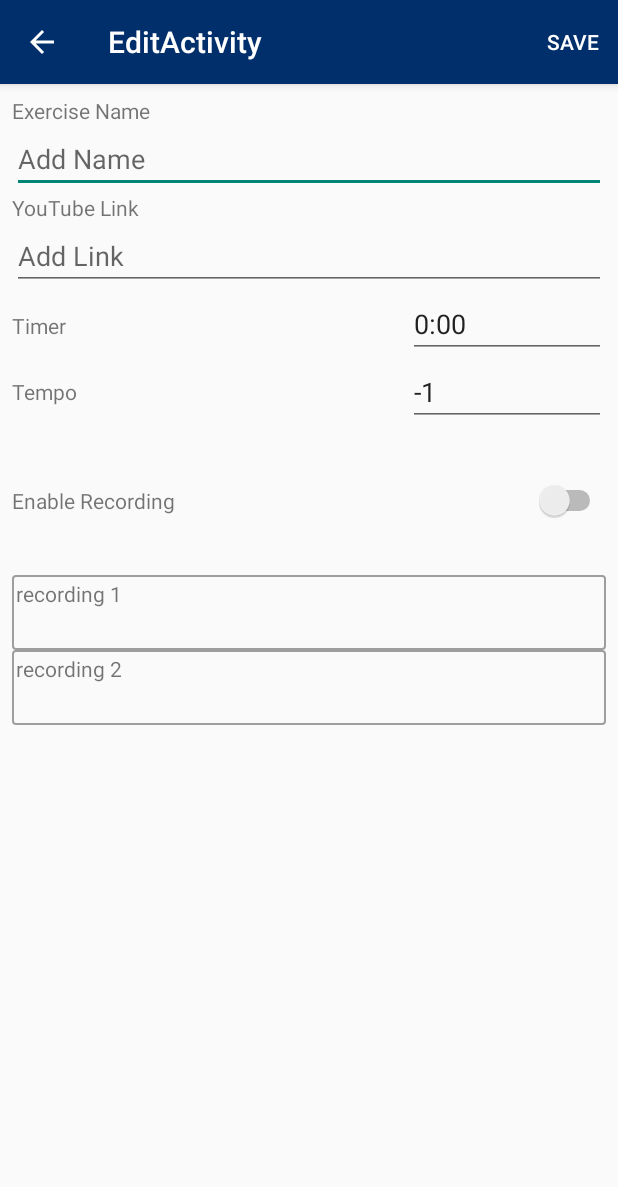
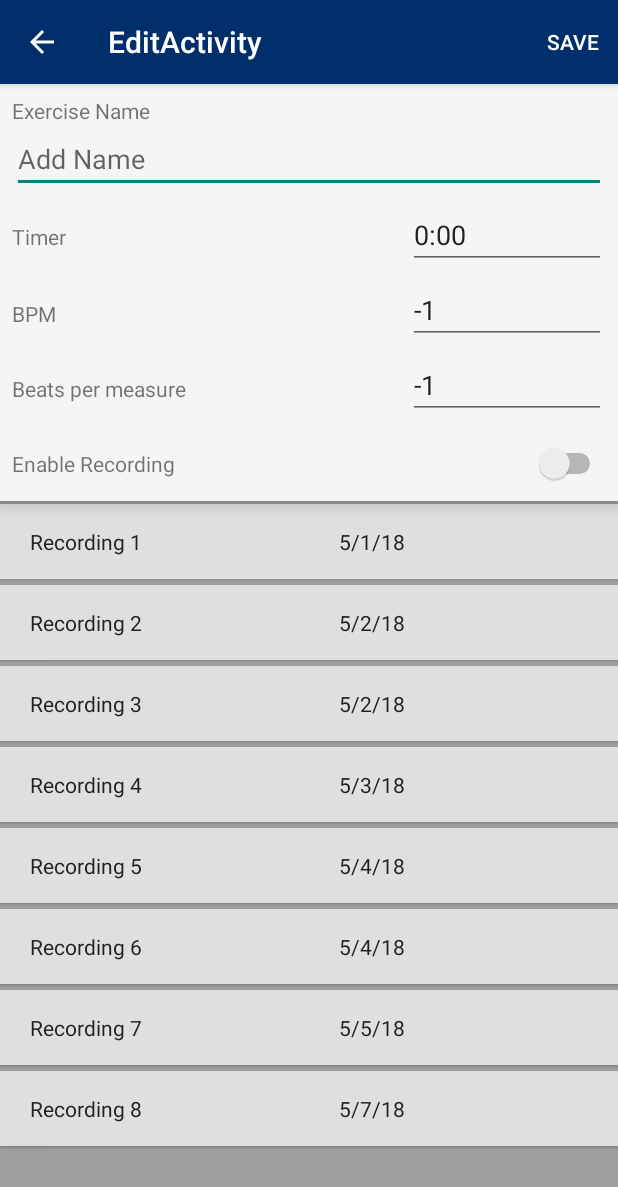
Before and after one commit to tyler-lienhardt/PracticeTime, an Android app: the EditActivity screen opened directly, with no data from a screen before it, on a phone screen of 412 x 824 dp. Shown: the top 1187 px of the screen. Run offline under Robolectric (Android 15) with nearby library versions, the phone set to English and light mode, and no system bars.

Commit message:
-Added changeable 'beats per measure' -swapped MediaPlayer for SoundPool

```diff
--- a/app/src/main/AndroidManifest.xml
+++ b/app/src/main/AndroidManifest.xml
@@ -27,7 +27,7 @@
             android:name=".EditActivity"
             android:label="@string/title_activity_edit"
             android:parentActivityName="com.tylerlienhardt.practicetime.MainActivity"
-            android:windowSoftInputMode="stateHidden"
+            android:windowSoftInputMode="adjustPan"
             android:theme="@style/Theme.AppCompat.Light.NoActionBar"></activity>
     </application>
 
--- a/app/src/main/java/com/tylerlienhardt/practicetime/DragHelper.java
+++ b/app/src/main/java/com/tylerlienhardt/practicetime/DragHelper.java
@@ -7,7 +7,6 @@ import android.support.v7.widget.helper.ItemTouchHelper;
  * Created by Tyler on 4/13/2018.
  */
 
-//TODO question, what is a callback?
 public class DragHelper extends ItemTouchHelper.Callback{
 
     private ActionCompletionContract contract;
@@ -19,7 +18,6 @@ public class DragHelper extends ItemTouchHelper.Callback{
     @Override
     public int getMovementFlags(RecyclerView recyclerView, RecyclerView.ViewHolder viewHolder) {
 
-        //TODO question: what is this line of code doing?
         int dragFlags = ItemTouchHelper.UP | ItemTouchHelper.DOWN;
 
         return makeMovementFlags(dragFlags, 0);
--- a/app/src/main/java/com/tylerlienhardt/practicetime/EditActivity.java
+++ b/app/src/main/java/com/tylerlienhardt/practicetime/EditActivity.java
@@ -24,6 +24,7 @@ public class EditActivity extends AppCompatActivity {
     private EditText nameField;
     private EditText timeField;
     private EditText tempoField;
+    private EditText measureField;
 
     private ArrayList<Recording> recordingList = new ArrayList<Recording>();
 
@@ -55,7 +56,9 @@ public class EditActivity extends AppCompatActivity {
         tempoField = findViewById(R.id.edit_tempo_field);
         tempoField.setText(String.valueOf(intent.getIntExtra("tempo", -1)));
 
-        //FIXME Sample recordings
+        measureField = findViewById(R.id.edit_measure_field);
+        measureField.setText(String.valueOf(intent.getIntExtra("measure", -1)));
+
         createSampleRecordings();
 
         //RECORDING RECYCLER VIEW
@@ -94,16 +97,16 @@ public class EditActivity extends AppCompatActivity {
 
                 Intent intent = new Intent(EditActivity.this, MainActivity.class);
 
-
                 intent.putExtra("name", nameField.getText().toString());
-
                 long time = Timer.stringToTime(timeField.getText().toString());
                 intent.putExtra("time", time);
-
                 intent.putExtra("tempo", Integer.valueOf(tempoField.getText().toString()).intValue());
+                intent.putExtra("measure", Integer.valueOf(measureField.getText().toString()).intValue());
 
                 setResult(MainActivity.EDIT_EXERCISE_RESULT_SAVE, intent);
+                Toast.makeText(this, "Saved", Toast.LENGTH_SHORT).show();
                 finish();
+                return true;
 
             default:
                 return true;
@@ -112,10 +115,23 @@ public class EditActivity extends AppCompatActivity {
     }
 
     public void createSampleRecordings() {
-        Recording rec1 = new Recording("recording 1");
-        Recording rec2 = new Recording("recording 2");
+        Recording rec1 = new Recording("Recording 1", "5/1/18");
+        Recording rec2 = new Recording("Recording 2", "5/2/18");
+        Recording rec3 = new Recording("Recording 3", "5/2/18");
+        Recording rec4 = new Recording("Recording 4", "5/3/18");
+        Recording rec5 = new Recording("Recording 5", "5/4/18");
+        Recording rec6 = new Recording("Recording 6", "5/4/18");
+        Recording rec7 = new Recording("Recording 7", "5/5/18");
+        Recording rec8 = new Recording("Recording 8", "5/7/18");
 
         recordingList.add(rec1);
         recordingList.add(rec2);
+        recordingList.add(rec3);
+        recordingList.add(rec4);
+        recordingList.add(rec5);
+        recordingList.add(rec6);
+        recordingList.add(rec7);
+        recordingList.add(rec8);
+
     }
 }
--- a/app/src/main/java/com/tylerlienhardt/practicetime/ExerciseAdapter.java
+++ b/app/src/main/java/com/tylerlienhardt/practicetime/ExerciseAdapter.java
@@ -68,7 +68,7 @@ public class ExerciseAdapter extends RecyclerView.Adapter<ExerciseAdapter.ViewHo
         @Override
         public void onClick(View v) {
 
-            //notifying to change view to selected state, changing colors
+            //notifying to change view state to 'selected', changing colors
             notifyItemChanged(selectedPos);
             selectedPos = getLayoutPosition();
             notifyItemChanged(selectedPos);
@@ -100,6 +100,7 @@ public class ExerciseAdapter extends RecyclerView.Adapter<ExerciseAdapter.ViewHo
             intent.putExtra("name", exercise.getName());
             intent.putExtra("startTime", exercise.getStartTime());
             intent.putExtra("tempo", exercise.getTempo());
+            intent.putExtra("measure", exercise.getMeasure());
 
             ((Activity) context).startActivityForResult(intent, MainActivity.EDIT_EXERCISE_REQUEST_CODE);
 
--- a/app/src/main/java/com/tylerlienhardt/practicetime/Recording.java
+++ b/app/src/main/java/com/tylerlienhardt/practicetime/Recording.java
@@ -7,9 +7,11 @@ package com.tylerlienhardt.practicetime;
 public class Recording {
 
     String name;
+    String date;
 
-    public Recording (String name) {
+    public Recording (String name, String date) {
         this.name = name;
+        this.date = date;
     }
 
     public String getName() {
@@ -20,4 +22,8 @@ public class Recording {
         this.name = name;
     }
 
+    public String getDateString() {
+        return date;
+    }
+
 }
--- a/app/src/main/java/com/tylerlienhardt/practicetime/RecordingAdapter.java
+++ b/app/src/main/java/com/tylerlienhardt/practicetime/RecordingAdapter.java
@@ -15,6 +15,8 @@ import java.util.ArrayList;
 public class RecordingAdapter extends RecyclerView.Adapter<RecordingAdapter.ViewHolder>{
 
     private ArrayList<Recording> recordingList;
+    private int position = RecyclerView.NO_POSITION;
+    private int selectedPos = RecyclerView.NO_POSITION;
 
     public RecordingAdapter (ArrayList<Recording> recordingList) {
         this.recordingList = recordingList;
@@ -23,21 +25,27 @@ public class RecordingAdapter extends RecyclerView.Adapter<RecordingAdapter.View
     public class ViewHolder extends RecyclerView.ViewHolder implements View.OnClickListener {
 
         private TextView nameView;
+        private TextView dateView;
 
         public ViewHolder (View itemView) {
             super(itemView);
             itemView.setOnClickListener(this);
 
             nameView = itemView.findViewById(R.id.recording_item_name);
+            dateView = itemView.findViewById(R.id.recording_item_date);
         }
 
         public void bind (Recording recording) {
             nameView.setText(recording.getName());
+            dateView.setText(recording.getDateString());
         }
 
         @Override
         public void onClick(View v) {
-
+            //notifying to change view state to 'selected', changing colors
+            notifyItemChanged(selectedPos);
+            selectedPos = getLayoutPosition();
+            notifyItemChanged(selectedPos);
         }
     }
 
@@ -52,6 +60,8 @@ public class RecordingAdapter extends RecyclerView.Adapter<RecordingAdapter.View
 
     @Override
     public void onBindViewHolder(RecordingAdapter.ViewHolder holder, int position) {
+        holder.itemView.setSelected(selectedPos == position);
+
         Recording recording = recordingList.get(position);
 
         holder.bind(recording);
--- /dev/null
+++ b/app/src/main/res/color/selected_text_color.xml
@@ -0,0 +1,5 @@
+<?xml version="1.0" encoding="utf-8"?>
+<selector xmlns:android="http://schemas.android.com/apk/res/android">
+    <item android:state_selected="false" android:color="@color/textColor" />
+    <item android:state_selected="true" android:color="@color/textColorLight" />
+</selector>
--- a/app/src/main/res/drawable/selected_text_color.xml
+++ /dev/null
@@ -1,5 +0,0 @@
-<?xml version="1.0" encoding="utf-8"?>
-<selector xmlns:android="http://schemas.android.com/apk/res/android">
-    <item android:color="@color/textColor" android:state_selected="false"/>
-    <item android:color="@color/textColorLight" android:state_selected="true"/>
-</selector>
--- a/app/src/main/res/layout/content_edit.xml
+++ b/app/src/main/res/layout/content_edit.xml
@@ -1,26 +1,33 @@
 <?xml version="1.0" encoding="utf-8"?>
-<android.support.constraint.ConstraintLayout xmlns:android="http://schemas.android.com/apk/res/android"
+
+<LinearLayout xmlns:android="http://schemas.android.com/apk/res/android"
     xmlns:app="http://schemas.android.com/apk/res-auto"
     xmlns:tools="http://schemas.android.com/tools"
     android:layout_width="match_parent"
     android:layout_height="match_parent"
+    android:layout_weight="1"
+    android:background="@color/colorBackground"
+    android:orientation="vertical"
     app:layout_behavior="@string/appbar_scrolling_view_behavior"
     tools:context="com.tylerlienhardt.practicetime.EditActivity"
     tools:showIn="@layout/activity_edit">
 
     <LinearLayout
-        android:id="@+id/edit_master_layout"
-        android:layout_width="0dp"
-        android:layout_height="0dp"
-        android:layout_marginBottom="8dp"
-        android:layout_marginEnd="8dp"
-        android:layout_marginStart="8dp"
-        android:layout_marginTop="8dp"
+        android:id="@+id/input_layout"
+        android:layout_width="match_parent"
+        android:layout_height="wrap_content"
+        android:background="@color/colorAccent"
+        android:elevation="6dp"
         android:orientation="vertical"
-        app:layout_constraintBottom_toBottomOf="parent"
-        app:layout_constraintEnd_toEndOf="parent"
-        app:layout_constraintStart_toStartOf="parent"
-        app:layout_constraintTop_toTopOf="parent">
+        android:paddingLeft="8dp"
+        android:paddingRight="8dp"
+        android:paddingTop="8dp">
+
+        <LinearLayout
+            android:id="@+id/name_input_layout"
+            android:layout_width="match_parent"
+            android:layout_height="70dp"
+            android:orientation="vertical">
 
             <TextView
                 android:id="@+id/edit_name_label"
@@ -36,26 +43,12 @@
                 android:hint="Add Name"
                 android:inputType="textNoSuggestions"
                 android:singleLine="true" />
-
-        <TextView
-            android:id="@+id/edit_YT_label"
-            android:layout_width="match_parent"
-            android:layout_height="wrap_content"
-            android:text="YouTube Link" />
-
-        <EditText
-            android:id="@+id/edit_YT_field"
-            android:layout_width="match_parent"
-            android:layout_height="wrap_content"
-            android:ems="10"
-            android:hint="Add Link"
-            android:inputType="textNoSuggestions"
-            android:singleLine="true" />
+        </LinearLayout>
 
         <LinearLayout
             android:id="@+id/edit_timer_layout"
             android:layout_width="match_parent"
-            android:layout_height="wrap_content"
+            android:layout_height="50dp"
             android:orientation="horizontal">
 
             <TextView
@@ -79,7 +72,7 @@
         <LinearLayout
             android:id="@+id/edit_metro_layout"
             android:layout_width="match_parent"
-            android:layout_height="wrap_content"
+            android:layout_height="50dp"
             android:orientation="horizontal">
 
             <TextView
@@ -88,7 +81,7 @@
                 android:layout_height="wrap_content"
                 android:layout_gravity="left|center_vertical"
                 android:layout_weight="5"
-                android:text="Tempo" />
+                android:text="BPM" />
 
             <EditText
                 android:id="@+id/edit_tempo_field"
@@ -96,15 +89,41 @@
                 android:layout_height="wrap_content"
                 android:layout_weight="10"
                 android:ems="10"
-                android:inputType="number"
-                android:text="80" />
+                android:hint="Enter bpm"
+                android:inputType="number" />
+
+        </LinearLayout>
+
+        <LinearLayout
+            android:id="@+id/edit_measure_layout"
+            android:layout_width="match_parent"
+            android:layout_height="50dp"
+            android:layout_weight="5"
+            android:orientation="horizontal">
+
+            <TextView
+                android:id="@+id/edit_measure_label"
+                android:layout_width="match_parent"
+                android:layout_height="wrap_content"
+                android:layout_gravity="left|center_vertical"
+                android:layout_weight="5"
+                android:text="Beats per measure" />
+
+            <EditText
+                android:id="@+id/edit_measure_field"
+                android:layout_width="match_parent"
+                android:layout_height="wrap_content"
+                android:layout_weight="10"
+                android:ems="10"
+                android:hint="Enter beats"
+                android:inputType="number" />
 
         </LinearLayout>
 
         <LinearLayout
             android:id="@+id/edit_rec_layout"
             android:layout_width="match_parent"
-            android:layout_height="wrap_content"
+            android:layout_height="50dp"
             android:orientation="horizontal">
 
             <TextView
@@ -121,14 +140,24 @@
                 android:layout_height="wrap_content"
                 android:layout_weight="1"
                 android:text="Switch" />
+
+        </LinearLayout>
+
     </LinearLayout>
 
     <android.support.v7.widget.RecyclerView
         android:id="@+id/record_recycler"
         android:layout_width="match_parent"
-            android:layout_height="match_parent" >
+        android:layout_height="match_parent"
+        android:layout_marginLeft="0dp"
+        android:layout_marginRight="0dp"
+        android:layout_marginTop="0dp"
+        android:layout_weight="1"
+        android:background="@color/colorBackground"
+        app:layout_constraintBottom_toBottomOf="parent"
+        app:layout_constraintEnd_toEndOf="parent"
+        app:layout_constraintStart_toStartOf="parent"
+        app:layout_constraintTop_toTopOf="parent">
 
     </android.support.v7.widget.RecyclerView>
-
 </LinearLayout>
-</android.support.constraint.ConstraintLayout>
--- a/app/src/main/res/layout/content_main.xml
+++ b/app/src/main/res/layout/content_main.xml
@@ -289,7 +289,7 @@
                     android:layout_height="match_parent"
                     android:layout_gravity="right"
                     android:layout_marginBottom="0dp"
-                    android:layout_marginLeft="15dp"
+                    android:layout_marginLeft="0dp"
                     android:layout_marginRight="15dp"
                     android:layout_marginTop="0dp"
                     android:layout_weight="10"
--- a/app/src/main/res/layout/exercise_item.xml
+++ b/app/src/main/res/layout/exercise_item.xml
@@ -44,7 +44,7 @@
                 android:layout_weight="2"
                 android:gravity="right"
                 android:text="10:00"
-                android:textColor="@drawable/selected_text_color" />
+                android:textColor="@color/selected_text_color" />
 
             <TextView
                 android:id="@+id/item_tempo"
@@ -54,7 +54,7 @@
                 android:gravity="left"
                 android:paddingLeft="20dp"
                 android:text="80bpm"
-                android:textColor="@drawable/selected_text_color" />
+                android:textColor="@color/selected_text_color" />
         </LinearLayout>
 
         <TextView
@@ -64,7 +64,7 @@
             android:layout_marginLeft="10dp"
             android:layout_weight="3"
             android:text="Gb scale asc/desc"
-            android:textColor="@drawable/selected_text_color"
+            android:textColor="@color/selected_text_color"
             android:textSize="18sp" />
 
     </LinearLayout>
--- a/app/src/main/res/layout/recording_item.xml
+++ b/app/src/main/res/layout/recording_item.xml
@@ -1,13 +1,34 @@
 <?xml version="1.0" encoding="utf-8"?>
 <LinearLayout xmlns:android="http://schemas.android.com/apk/res/android"
+    android:id="@+id/recording_label_layout"
     android:layout_width="match_parent"
     android:layout_height="50dp"
-    android:background="@drawable/custom_border">
+    android:layout_marginBottom="2dp"
+    android:layout_marginTop="2dp"
+    android:background="@drawable/selected_item_color"
+    android:elevation="1dp"
+    android:orientation="horizontal">
 
     <TextView
         android:id="@+id/recording_item_name"
-        android:layout_width="wrap_content"
+        android:layout_width="match_parent"
         android:layout_height="wrap_content"
+        android:layout_gravity="center_vertical"
+        android:layout_marginBottom="2dp"
+        android:layout_marginTop="2dp"
         android:layout_weight="1"
-        android:text="Recording Name" />
+        android:paddingLeft="20dp"
+        android:text="Recording Name"
+        android:textColor="@color/selected_text_color" />
+
+    <TextView
+        android:id="@+id/recording_item_date"
+        android:layout_width="match_parent"
+        android:layout_height="wrap_content"
+        android:layout_gravity="center_vertical"
+        android:layout_weight="1"
+        android:paddingLeft="20dp"
+        android:text="date"
+        android:textColor="@color/selected_text_color" />
+
 </LinearLayout>
```
Also changed, not shown: app/src/main/java/com/tylerlienhardt/practicetime/Exercise.java (+11 -1 lines), app/src/main/java/com/tylerlienhardt/practicetime/MainActivity.java (+101 -67 lines), app/src/main/java/com/tylerlienhardt/practicetime/Metronome.java (+32 -17 lines), app/src/main/res/values/strings.xml (+9 -6 lines). Lines whose indentation alone changed are shown as unchanged.
